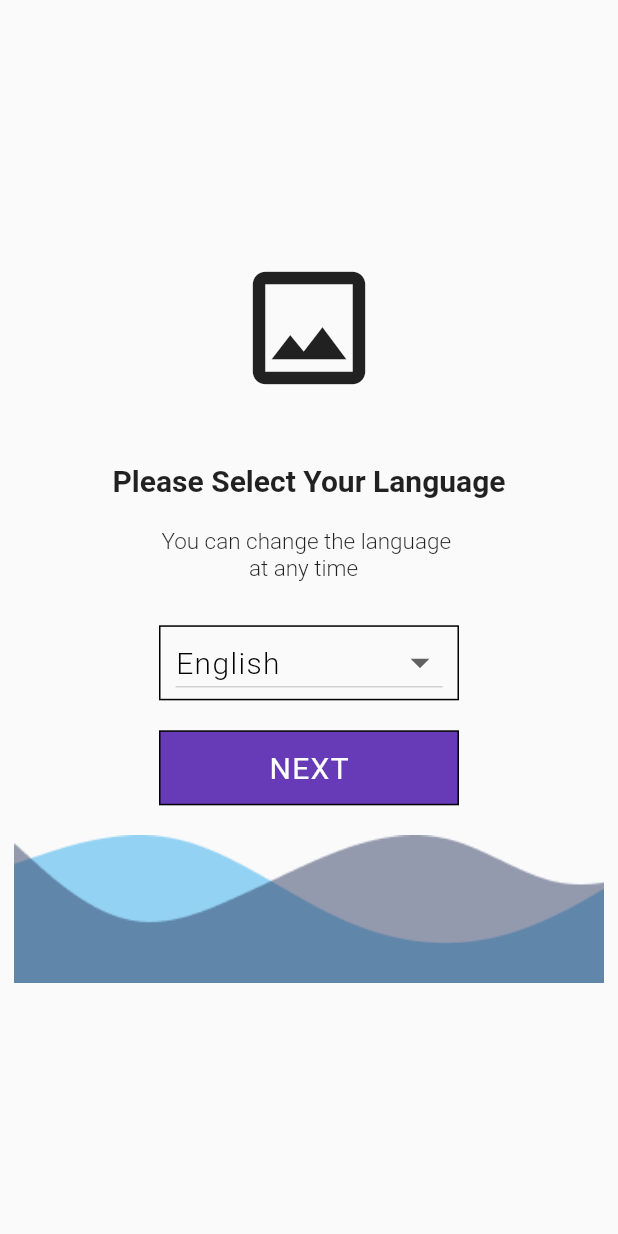
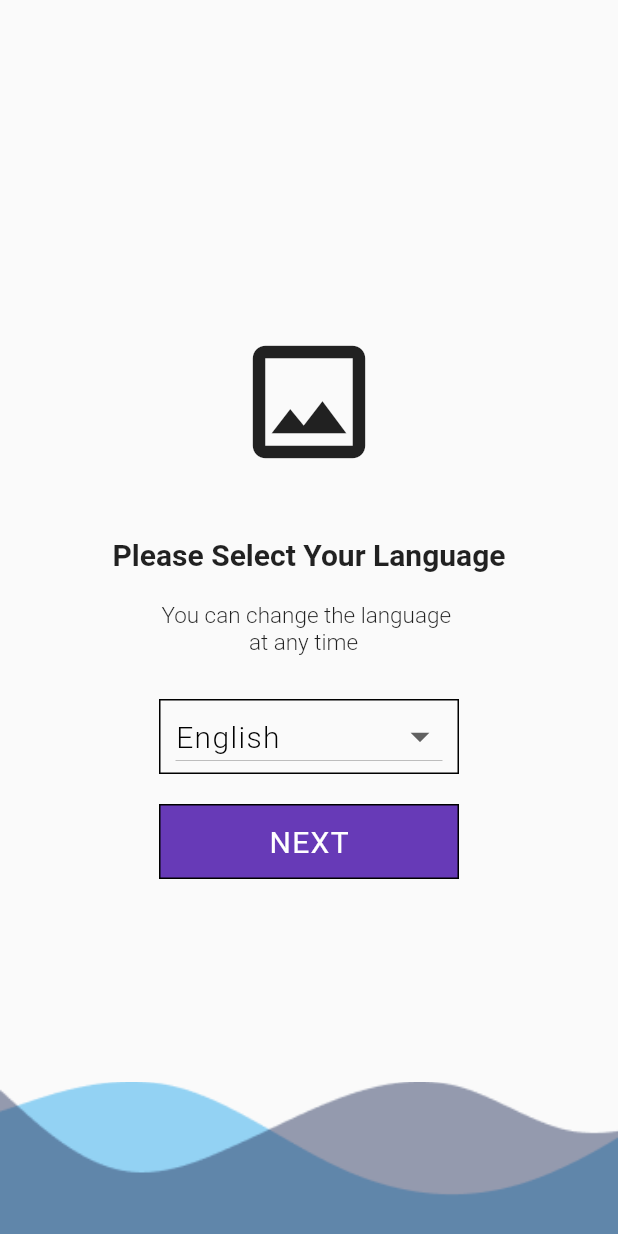
Before and after one commit to cryptic-exe/Otp_verfication, a Flutter app: the screen it shows after launch, on a phone screen of 412 x 824 dp. Run offline on Flutter 3.47's test engine with Material 2 defaults, Android fonts, the phone set to English and light mode, and no system bars.

Commit message:
first screen complete

```diff
--- a/lib/main.dart
+++ b/lib/main.dart
@@ -126,29 +126,28 @@ class _MyHomePageState extends State<MyHomePage> {
               ],
             ),
           ),
-          Stack(
+        ],
+      ),
+      bottomSheet: Stack(
         children: [
           Positioned.fill(
             child: Container(
-                  width: 393,
+              width: double.infinity,
               child: Image(
                 image: AssetImage('Images/design2.png'),
+                colorBlendMode: BlendMode.overlay,
                 fit: BoxFit.fill,
               ),
             ),
           ),
-              Positioned(
-                child: Container(
-                  width: 393,
+          Container(
+            width: double.infinity,
             child: Image(
               image: AssetImage('Images/design1.png'),
               colorBlendMode: BlendMode.overlay,
               fit: BoxFit.fill,
             ),
           ),
-              ),
-            ],
-          ),
         ],
       ),
     );
```
Lines whose indentation alone changed are shown as unchanged.
